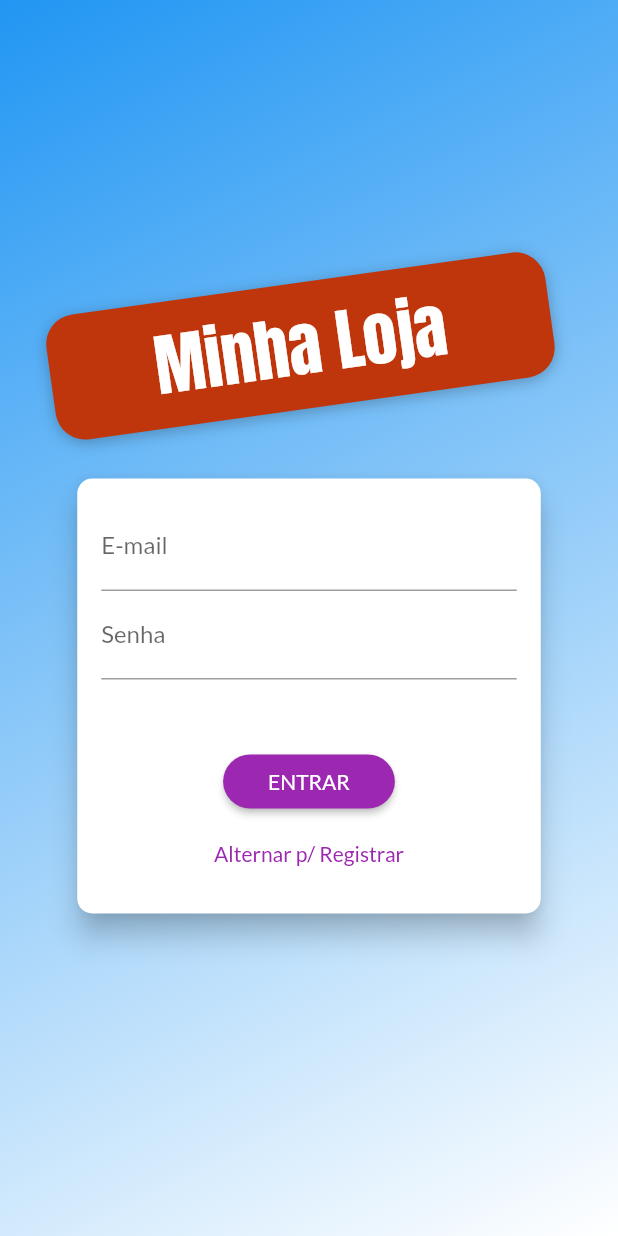
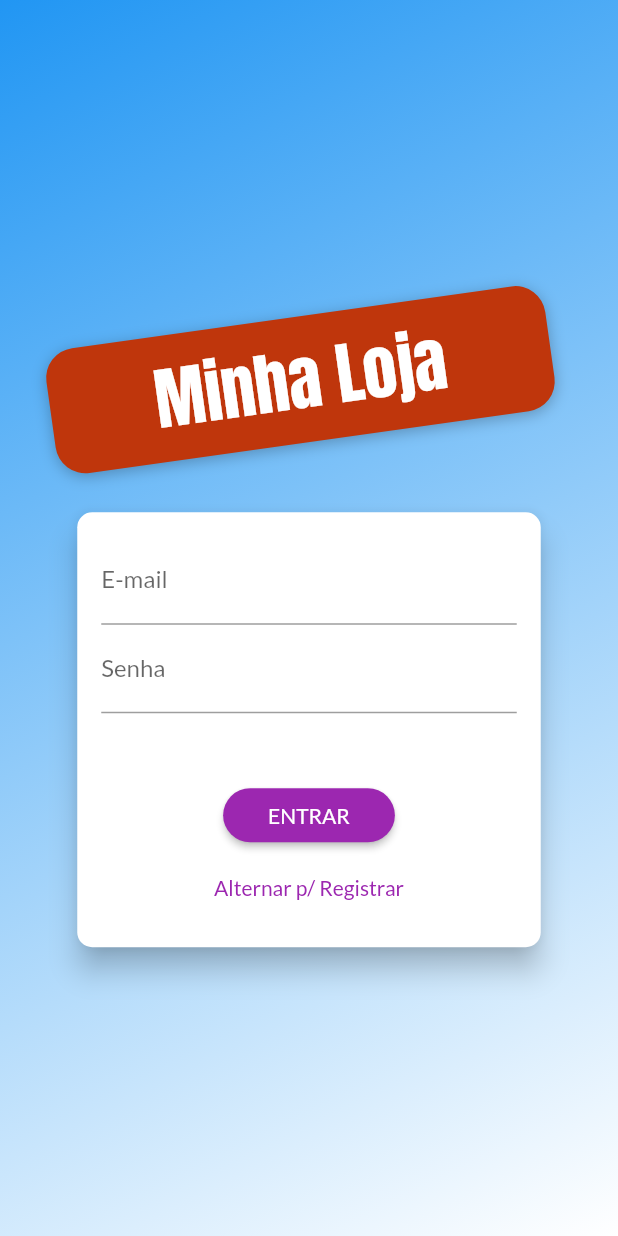
Before and after one commit to kaduCisneiros/shop, a Flutter app: the screen it shows after launch, on a phone screen of 412 x 824 dp. Run offline on Flutter 3.47's test engine with Material 2 defaults, Android fonts, the phone set to English and light mode, and no system bars; our stand-ins replace shared_preferences.

Commit message:
ultima versão

```diff
--- a/lib/main.dart
+++ b/lib/main.dart
@@ -1,5 +1,6 @@
 import 'package:flutter/material.dart';
 import 'package:provider/provider.dart';
+import 'package:shop/utils/custom_route.dart';
 import 'package:shop/views/cart_screen.dart';
 import 'utils/app_routes.dart';
 import 'views/product_detail_screen.dart';
@@ -52,6 +53,12 @@ class MyApp extends StatelessWidget {
           primarySwatch: Colors.purple,
           accentColor: Colors.deepOrange,
           fontFamily: 'Lato',
+          pageTransitionsTheme: PageTransitionsTheme(
+            builders: {
+              TargetPlatform.android: CustomPageTransitionsBuilder(),
+              TargetPlatform.iOS: CustomPageTransitionsBuilder(),
+            },
+          ),
         ),
         routes: {
           AppRoutes.AUTH_HOME: (ctx) => AuthOrHomeScreen(),
--- /dev/null
+++ b/lib/utils/custom_route.dart
@@ -0,0 +1,44 @@
+import 'package:flutter/material.dart';
+
+class CustomRoute<T> extends MaterialPageRoute<T> {
+  CustomRoute({
+    @required WidgetBuilder builder,
+    RouteSettings settings,
+  }) : super(
+          builder: builder,
+          settings: settings,
+        );
+
+  @override
+  Widget buildTransitions(
+    BuildContext context,
+    Animation<double> animation,
+    Animation<double> secondaryAnimation,
+    Widget child,
+  ) {
+    if (settings.name == '/') {
+      return child;
+    }
+
+    return FadeTransition(
+      opacity: animation,
+      child: child,
+    );
+  }
+}
+
+class CustomPageTransitionsBuilder extends PageTransitionsBuilder {
+  @override
+  Widget buildTransitions<T>(
+    PageRoute<T> route,
+    BuildContext context,
+    Animation<double> animation,
+    Animation<double> secondaryAnimation,
+    Widget child,
+  ) {
+    return FadeTransition(
+      opacity: animation,
+      child: child,
+    );
+  }
+}
--- a/lib/views/auth_screen.dart
+++ b/lib/views/auth_screen.dart
@@ -20,19 +20,23 @@ class AuthScreen extends StatelessWidget {
               end: Alignment.bottomRight,
             )),
           ),
-          Container(
+          Center(
+            child: SingleChildScrollView(
+              child: Container(
                 width: double.infinity,
                 child: Column(
                   mainAxisAlignment: MainAxisAlignment.center,
                   crossAxisAlignment: CrossAxisAlignment.center,
                   children: [
+                    SizedBox(height: 45),
                     Container(
                       margin: EdgeInsets.only(bottom: 20),
                       padding: EdgeInsets.symmetric(
                         vertical: 8,
                         horizontal: 70,
                       ),
-                  transform: Matrix4.rotationZ(-8 * pi / 180)..translate(-10.0),
+                      transform: Matrix4.rotationZ(-8 * pi / 180)
+                        ..translate(-10.0),
                       decoration: BoxDecoration(
                         borderRadius: BorderRadius.circular(20),
                         color: Colors.deepOrange.shade900,
@@ -47,7 +51,8 @@ class AuthScreen extends StatelessWidget {
                       child: Text(
                         'Minha Loja',
                         style: TextStyle(
-                      color: Theme.of(context).accentTextTheme.headline6.color,
+                          color:
+                              Theme.of(context).accentTextTheme.headline6.color,
                           fontSize: 45,
                           fontFamily: 'Anton',
                         ),
@@ -57,6 +62,8 @@ class AuthScreen extends StatelessWidget {
                   ],
                 ),
               ),
+            ),
+          ),
         ],
       ),
     );
--- a/lib/widgets/auth_card.dart
+++ b/lib/widgets/auth_card.dart
@@ -18,7 +18,8 @@ class _AuthCardState extends State<AuthCard>
   final _passwordController = TextEditingController();
 
   AnimationController _controller;
-  Animation<Size> _heightAnimation;
+  Animation<double> _opacityAnimation;
+  Animation<Offset> _slideAnimation;
 
   @override
   void initState() {
@@ -28,19 +29,25 @@ class _AuthCardState extends State<AuthCard>
       vsync: this,
       duration: Duration(milliseconds: 300),
     );
-    _heightAnimation = Tween(
-      begin: Size(double.infinity, 290),
-      end: Size(double.infinity, 371),
+
+    _opacityAnimation = Tween(
+      begin: 0.0,
+      end: 1.0,
     ).animate(
       CurvedAnimation(
         parent: _controller,
         curve: Curves.linear,
       ),
     );
-
-    _heightAnimation.addListener(() {
-      setState(() {});
-    });
+    _slideAnimation = Tween<Offset>(
+      begin: Offset(0, -1.5),
+      end: Offset(0, 0),
+    ).animate(
+      CurvedAnimation(
+        parent: _controller,
+        curve: Curves.linear,
+      ),
+    );
   }
 
   @override
@@ -131,9 +138,11 @@ class _AuthCardState extends State<AuthCard>
       shape: RoundedRectangleBorder(
         borderRadius: BorderRadius.circular(10),
       ),
-      child: Container(
-        //height: _authMode == AuthMode.Login ? 290 : 371,
-        height: _heightAnimation.value.height,
+      child: AnimatedContainer(
+        duration: Duration(milliseconds: 300),
+        curve: Curves.easeIn,
+        height: _authMode == AuthMode.Login ? 290 : 371,
+        //height: _heightAnimation.value.height,
         width: deviceSize.width * 0.75,
         padding: EdgeInsets.all(16),
         child: Form(
@@ -163,8 +172,18 @@ class _AuthCardState extends State<AuthCard>
                 },
                 onSaved: (value) => _authData['password'] = value,
               ),
-              if (_authMode == AuthMode.Signup)
-                TextFormField(
+              AnimatedContainer(
+                constraints: BoxConstraints(
+                  minHeight: _authMode == AuthMode.Signup ? 60 : 0,
+                  maxHeight: _authMode == AuthMode.Signup ? 120 : 0,
+                ),
+                duration: Duration(milliseconds: 300),
+                curve: Curves.easeIn,
+                child: FadeTransition(
+                  opacity: _opacityAnimation,
+                  child: SlideTransition(
+                    position: _slideAnimation,
+                    child: TextFormField(
                       decoration: InputDecoration(labelText: 'Confirmar Senha'),
                       obscureText: true,
                       validator: _authMode == AuthMode.Login
@@ -175,6 +194,9 @@ class _AuthCardState extends State<AuthCard>
                               }
                               return null;
                             },
+                    ),
+                  ),
+                ),
               ),
               Spacer(),
               if (_isLoading)
--- a/pubspec.yaml
+++ b/pubspec.yaml
@@ -45,8 +45,8 @@ flutter:
   uses-material-design: true
 
   # To add assets to your application, add an assets section, like this:
-  # assets:
-  #  - images/a_dot_burr.jpeg
+  assets:
+   - assets\images\product-placeholder.png
   #  - images/a_dot_ham.jpeg
 
   # An image asset can refer to one or more resolution-specific "variants", see
```
Also changed, not shown: lib/views/product_detail_screen.dart (+35 -8 lines), lib/widgets/order_widget.dart (+10 -4 lines), lib/widgets/product_grid_item.dart (+7 -3 lines), assets/images/product-placeholder.png (added). Lines whose indentation alone changed are shown as unchanged.
